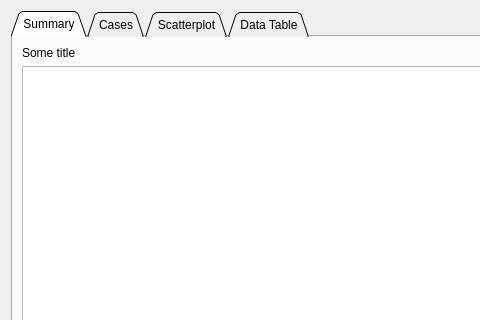
Above: src/app/ui/DataView.ui from caden-maxwell/nhtsa-scrape before the change; both pictures show x 0 to 480 and y 0 to 320 of the 1024 by 576 pixel window. Below: the same form after it.
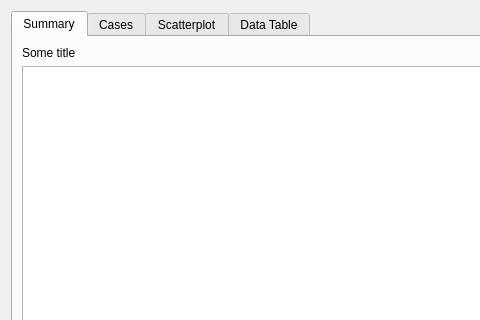
That is the form after the change.

Commit message: Stuck trying to figure out toggles for plot

```diff
--- a/src/app/ui/DataView.ui
+++ b/src/app/ui/DataView.ui
@@ -17,10 +17,7 @@
    <item>
     <widget class="QTabWidget" name="tabWidget">
      <property name="tabShape">
-      <enum>QTabWidget::Triangular</enum>
-     </property>
-     <property name="currentIndex">
-      <number>0</number>
+      <enum>QTabWidget::Rounded</enum>
      </property>
      <widget class="QWidget" name="summaryTab">
       <attribute name="title">
```
The commit also changes 2 other files.
